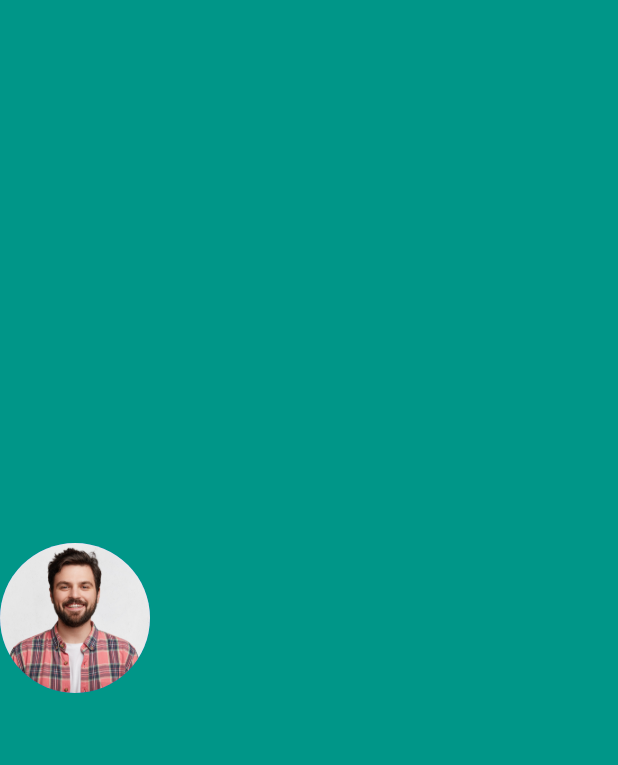
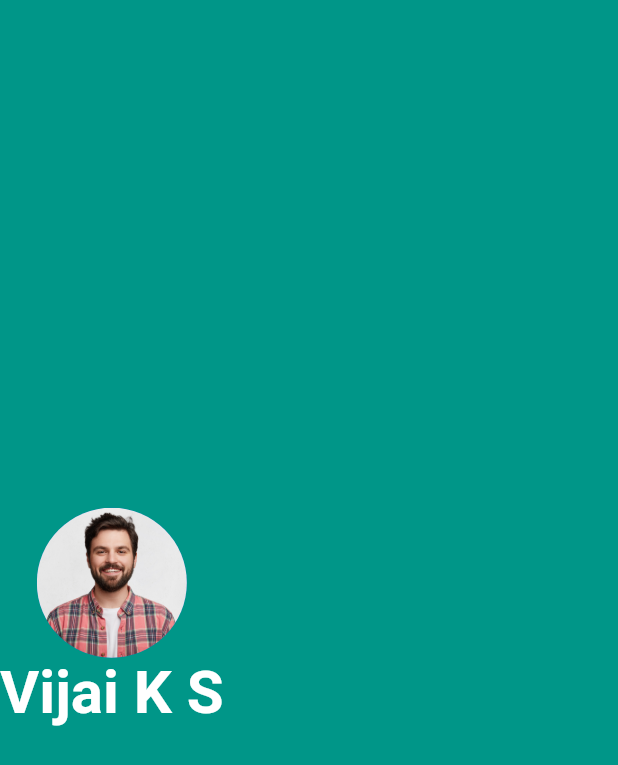
Before and after one commit to vijai-ks/MyCard-User-Profile-Application, a Flutter app: the screen it shows after launch, on a phone screen of 412 x 824 dp. Shown: the top 765 px of the screen. Run offline on Flutter 3.47's test engine with Material 2 defaults, Android fonts, the phone set to English and light mode, and no system bars.

Commit message:
feat: profile-page: Add name with text styles
Signed-off-by: vijai-ks <vijai.ksv@gmail.com>

```diff
--- a/lib/main.dart
+++ b/lib/main.dart
@@ -15,10 +15,19 @@ class MyCard extends StatelessWidget {
         body: SafeArea(
           child: Column(
             mainAxisAlignment: MainAxisAlignment.center,
+            crossAxisAlignment: CrossAxisAlignment.center,
             children: [
               CircleAvatar(
                 radius: 50,
                 backgroundImage: AssetImage('images/profileimage.jpg'),
+              ),
+              Text(
+                'Vijai K S',
+                style: TextStyle(
+                  fontSize: 40.0,
+                  color: Colors.white,
+                  fontWeight: FontWeight.bold,
+                ),
               ),
             ],
           ),
```
